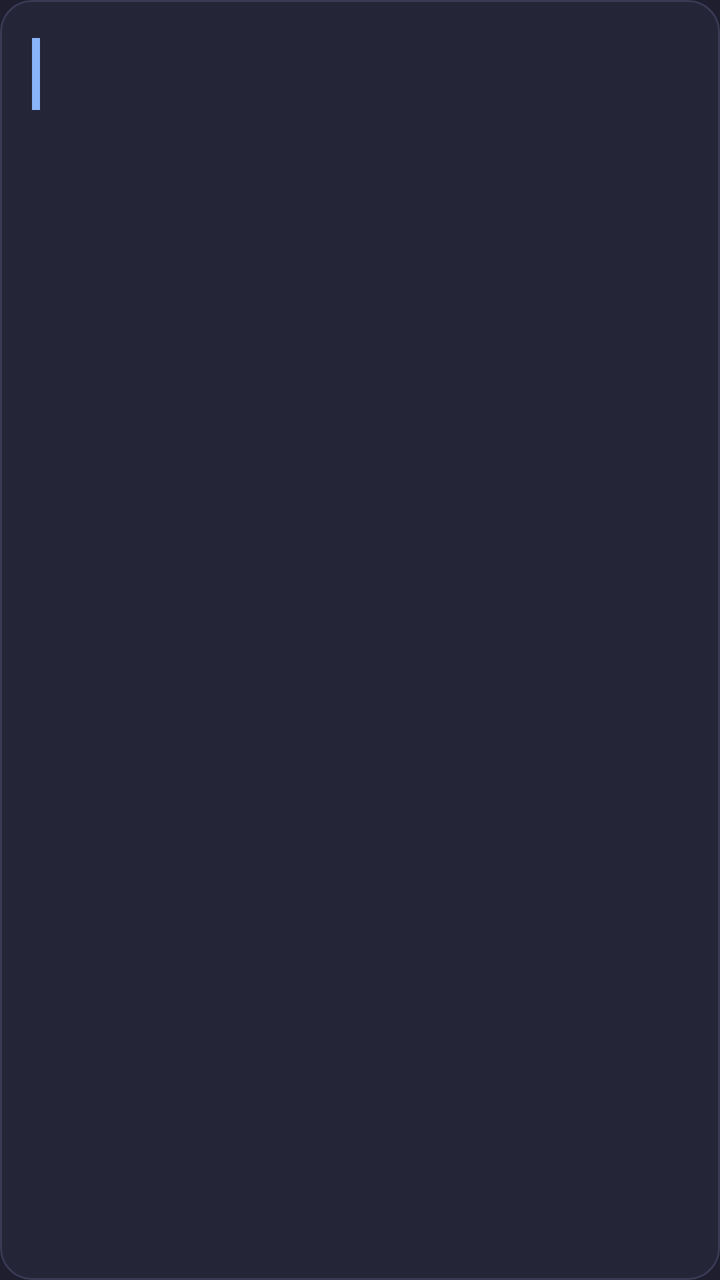
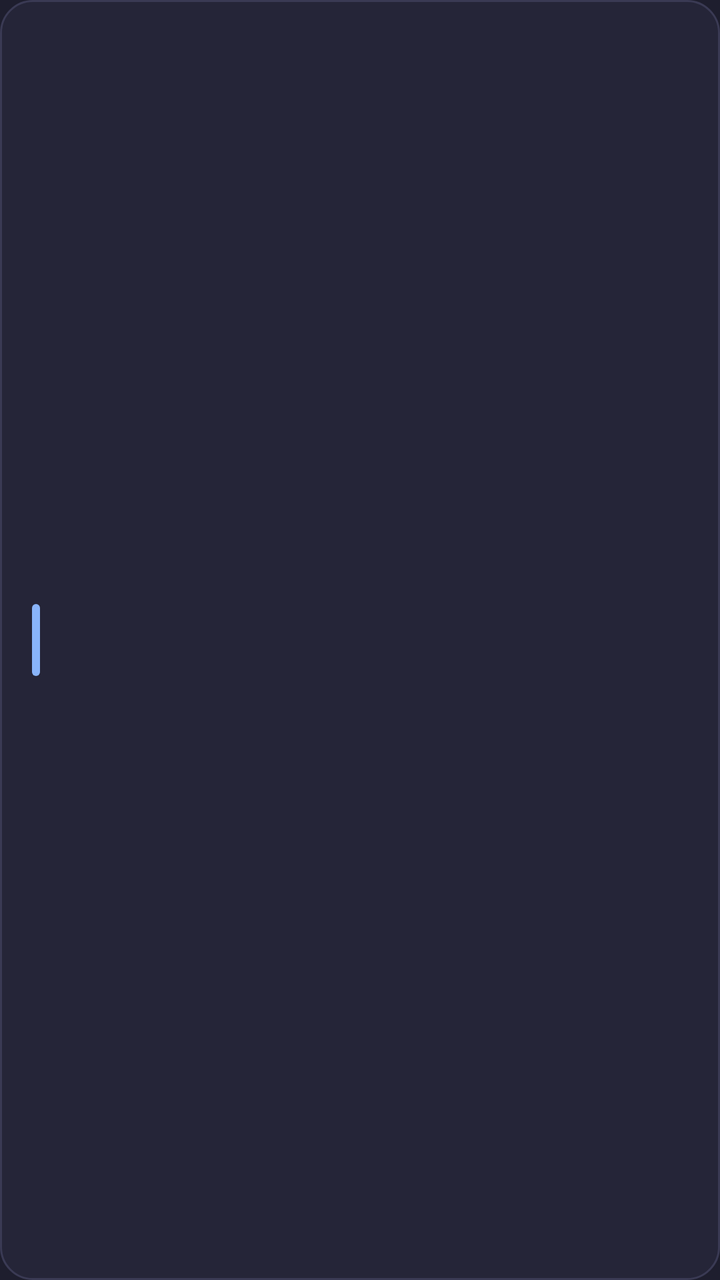

Screens rendered from an Android XML layout before and after an edit, with the pre-edit source and the edit as a unified diff.
<!-- AndroidManifest.xml: application theme AppTheme -->
<!-- res/layout/item_credential.xml -->
<?xml version="1.0" encoding="utf-8"?>

<com.google.android.material.card.MaterialCardView
    xmlns:android="http://schemas.android.com/apk/res/android"
    xmlns:app="http://schemas.android.com/apk/res-auto"
    android:layout_width="match_parent"
    android:layout_height="wrap_content"
    android:layout_marginHorizontal="12dp"
    android:layout_marginVertical="6dp"
    app:cardBackgroundColor="#252538"
    app:cardCornerRadius="16dp"
    app:cardElevation="0dp"
    app:strokeColor="#3A3A54"
    app:strokeWidth="1dp"
    app:rippleColor="#3389B4FA">

    <LinearLayout
        android:layout_width="match_parent"
        android:layout_height="wrap_content"
        android:orientation="horizontal"
        android:gravity="center_vertical"
        android:padding="16dp">

        <View
            android:layout_width="4dp"
            android:layout_height="36dp"
            android:layout_marginEnd="14dp"
            android:background="#89B4FA" />

        <LinearLayout
            android:layout_width="0dp"
            android:layout_height="wrap_content"
            android:layout_weight="1"
            android:orientation="vertical">

            <TextView
                android:id="@+id/text_url"
                android:layout_width="match_parent"
                android:layout_height="wrap_content"
                android:textColor="#CDD6F4"
                android:textSize="16sp"
                android:textStyle="bold"
                android:maxLines="1"
                android:ellipsize="end" />

            <TextView
                android:id="@+id/text_username"
                android:layout_width="match_parent"
                android:layout_height="wrap_content"
                android:layout_marginTop="3dp"
                android:textColor="#9AA2C0"
                android:textSize="13sp"
                android:maxLines="1"
                android:ellipsize="end" />

        </LinearLayout>

    </LinearLayout>

</com.google.android.material.card.MaterialCardView>
<!-- resources referenced by this layout -->
<resources>
  <style name="AppTheme" parent="Theme.MaterialComponents.NoActionBar">
          <item name="colorPrimary">#89B4FA</item>
          <item name="colorPrimaryVariant">#5E84C8</item>
          <item name="colorOnPrimary">#11141F</item>
          <item name="colorSecondary">#89B4FA</item>
          <item name="colorSecondaryVariant">#5E84C8</item>
          <item name="colorOnSecondary">#11141F</item>
  
          <item name="android:colorBackground">#1E1E2E</item>
          <item name="colorSurface">#252538</item>
          <item name="colorOnBackground">#CDD6F4</item>
          <item name="colorOnSurface">#CDD6F4</item>
          <item name="colorError">#F38BA8</item>
  
          <item name="android:statusBarColor">#181825</item>
          <item name="android:navigationBarColor">#181825</item>
          <item name="android:windowLightStatusBar">false</item>
  
          
          <item name="shapeAppearanceSmallComponent">@style/Shape.Rounded.Small</item>
          <item name="shapeAppearanceMediumComponent">@style/Shape.Rounded.Medium</item>
          <item name="materialAlertDialogTheme">@style/AppTheme.Dialog</item>
      </style>
  <style name="Shape.Rounded.Small" parent="ShapeAppearance.MaterialComponents.SmallComponent">
          <item name="cornerFamily">rounded</item>
          <item name="cornerSize">10dp</item>
      </style>
  <style name="Shape.Rounded.Medium" parent="ShapeAppearance.MaterialComponents.MediumComponent">
          <item name="cornerFamily">rounded</item>
          <item name="cornerSize">16dp</item>
      </style>
  <style name="AppTheme.Dialog" parent="ThemeOverlay.MaterialComponents.MaterialAlertDialog">
          <item name="android:background">#252538</item>
          <item name="colorSurface">#252538</item>
          <item name="colorOnSurface">#CDD6F4</item>
          <item name="buttonBarPositiveButtonStyle">@style/AppTheme.Dialog.Button</item>
          <item name="buttonBarNegativeButtonStyle">@style/AppTheme.Dialog.Button</item>
          <item name="buttonBarNeutralButtonStyle">@style/AppTheme.Dialog.Button</item>
      </style>
  <style name="AppTheme.Dialog.Button" parent="Widget.MaterialComponents.Button.TextButton.Dialog">
          <item name="android:textColor">#89B4FA</item>
      </style>
</resources>

<!-- the commit's change to res/layout/item_credential.xml (unified diff, before → after) -->
@@ -1,60 +1,48 @@
 <?xml version="1.0" encoding="utf-8"?>
 
-<com.google.android.material.card.MaterialCardView
+<LinearLayout
     xmlns:android="http://schemas.android.com/apk/res/android"
-    xmlns:app="http://schemas.android.com/apk/res-auto"
     android:layout_width="match_parent"
     android:layout_height="wrap_content"
     android:layout_marginHorizontal="12dp"
     android:layout_marginVertical="6dp"
-    app:cardBackgroundColor="#252538"
-    app:cardCornerRadius="16dp"
-    app:cardElevation="0dp"
-    app:strokeColor="#3A3A54"
-    app:strokeWidth="1dp"
-    app:rippleColor="#3389B4FA">
+    android:orientation="horizontal"
+    android:gravity="center_vertical"
+    android:background="@drawable/bg_card"
+    android:padding="16dp">
+
+    <View
+        android:layout_width="4dp"
+        android:layout_height="36dp"
+        android:layout_marginEnd="14dp"
+        android:background="@drawable/bg_accent_bar" />
 
     <LinearLayout
-        android:layout_width="match_parent"
+        android:layout_width="0dp"
         android:layout_height="wrap_content"
-        android:orientation="horizontal"
-        android:gravity="center_vertical"
-        android:padding="16dp">
+        android:layout_weight="1"
+        android:orientation="vertical">
 
-        <View
-            android:layout_width="4dp"
-            android:layout_height="36dp"
-            android:layout_marginEnd="14dp"
-            android:background="#89B4FA" />
+        <TextView
+            android:id="@+id/text_url"
+            android:layout_width="match_parent"
+            android:layout_height="wrap_content"
+            android:textColor="#CDD6F4"
+            android:textSize="16sp"
+            android:textStyle="bold"
+            android:maxLines="1"
+            android:ellipsize="end" />
 
-        <LinearLayout
-            android:layout_width="0dp"
+        <TextView
+            android:id="@+id/text_username"
+            android:layout_width="match_parent"
             android:layout_height="wrap_content"
-            android:layout_weight="1"
-            android:orientation="vertical">
-
-            <TextView
-                android:id="@+id/text_url"
-                android:layout_width="match_parent"
-                android:layout_height="wrap_content"
-                android:textColor="#CDD6F4"
-                android:textSize="16sp"
-                android:textStyle="bold"
-                android:maxLines="1"
-                android:ellipsize="end" />
-
-            <TextView
-                android:id="@+id/text_username"
-                android:layout_width="match_parent"
-                android:layout_height="wrap_content"
-                android:layout_marginTop="3dp"
-                android:textColor="#9AA2C0"
-                android:textSize="13sp"
-                android:maxLines="1"
-                android:ellipsize="end" />
-
-        </LinearLayout>
+            android:layout_marginTop="3dp"
+            android:textColor="#9AA2C0"
+            android:textSize="13sp"
+            android:maxLines="1"
+            android:ellipsize="end" />
 
     </LinearLayout>
 
-</com.google.android.material.card.MaterialCardView>
+</LinearLayout>
<!-- resource entries referenced after the edit -->
@@ -1,5 +1,20 @@
 <!-- resources referenced by this layout -->
 <resources>
+  <!-- drawable bg_accent_bar (drawable) -->
+  <?xml version="1.0" encoding="utf-8"?>
+  <shape xmlns:android="http://schemas.android.com/apk/res/android"
+      android:shape="rectangle">
+      <solid android:color="#89B4FA" />
+      <corners android:radius="2dp" />
+  </shape>
+  <!-- drawable bg_card (drawable) -->
+  <?xml version="1.0" encoding="utf-8"?>
+  <shape xmlns:android="http://schemas.android.com/apk/res/android"
+      android:shape="rectangle">
+      <solid android:color="#252538" />
+      <corners android:radius="16dp" />
+      <stroke android:width="1dp" android:color="#3A3A54" />
+  </shape>
   <style name="AppTheme" parent="Theme.MaterialComponents.NoActionBar">
           <item name="colorPrimary">#89B4FA</item>
           <item name="colorPrimaryVariant">#5E84C8</item>
@@ -17,30 +32,6 @@
           <item name="android:statusBarColor">#181825</item>
           <item name="android:navigationBarColor">#181825</item>
           <item name="android:windowLightStatusBar">false</item>
-  
-          
-          <item name="shapeAppearanceSmallComponent">@style/Shape.Rounded.Small</item>
-          <item name="shapeAppearanceMediumComponent">@style/Shape.Rounded.Medium</item>
-          <item name="materialAlertDialogTheme">@style/AppTheme.Dialog</item>
-      </style>
-  <style name="Shape.Rounded.Small" parent="ShapeAppearance.MaterialComponents.SmallComponent">
-          <item name="cornerFamily">rounded</item>
-          <item name="cornerSize">10dp</item>
-      </style>
-  <style name="Shape.Rounded.Medium" parent="ShapeAppearance.MaterialComponents.MediumComponent">
-          <item name="cornerFamily">rounded</item>
-          <item name="cornerSize">16dp</item>
-      </style>
-  <style name="AppTheme.Dialog" parent="ThemeOverlay.MaterialComponents.MaterialAlertDialog">
-          <item name="android:background">#252538</item>
-          <item name="colorSurface">#252538</item>
-          <item name="colorOnSurface">#CDD6F4</item>
-          <item name="buttonBarPositiveButtonStyle">@style/AppTheme.Dialog.Button</item>
-          <item name="buttonBarNegativeButtonStyle">@style/AppTheme.Dialog.Button</item>
-          <item name="buttonBarNeutralButtonStyle">@style/AppTheme.Dialog.Button</item>
-      </style>
-  <style name="AppTheme.Dialog.Button" parent="Widget.MaterialComponents.Button.TextButton.Dialog">
-          <item name="android:textColor">#89B4FA</item>
       </style>
 </resources>
 
